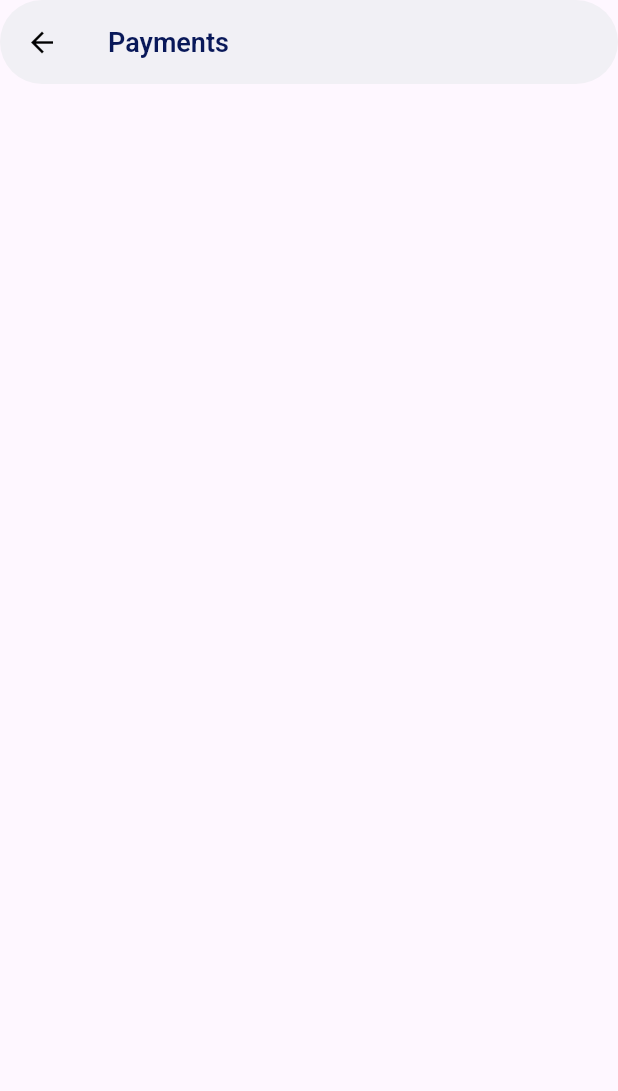
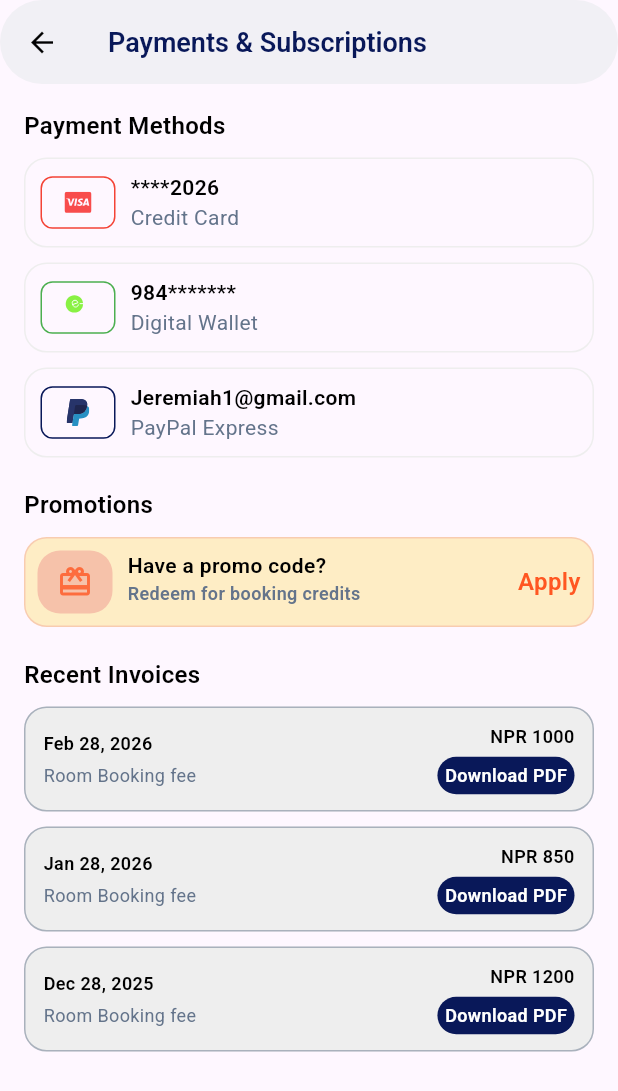
Before and after one commit to sadikshya0/stay_job, a Flutter app: the PaymentScreen screen opened directly, on a phone screen of 412 x 824 dp. Shown: the top 1091 px of the screen. Run offline on Flutter 3.47's test engine with Material 3 defaults, Android fonts, the phone set to English and light mode, and no system bars; our stand-ins replace carousel_slider, dotted_border, file_picker, flutter_spinkit, flutter_svg, get and 1 more; missing offline and left inert: flutter_launcher_icons.

Commit message:
payment_screen_completed

```diff
--- a/lib/utils/custom_text_styles.dart
+++ b/lib/utils/custom_text_styles.dart
@@ -24,7 +24,7 @@ class CustomTextStyles {
       color: color,
       fontFamily: "Roboto",
       fontSize: 12,
-      fontWeight: FontWeight.w300,
+      fontWeight: FontWeight.w600,
     );
   }
 
--- a/lib/utils/image_path.dart
+++ b/lib/utils/image_path.dart
@@ -13,6 +13,9 @@ class ImagePath {
   static const String profile = "$baseIconPath/profile.svg";
   static const String polygon = "$baseIconPath/polygon.svg";
   static const String instagram = "$baseIconPath/instagram.svg";
+  static const String esewa = "$baseIconPath/esewa.svg";
+  static const String paypal = "$baseIconPath/paypal.svg";
+  static const String visa = "$baseIconPath/visa.svg";
 
   static const String logo = "$baseImagePath/logo.png";
   static const String job = "$baseImagePath/job.png";
--- a/lib/view/dashboard/payment_screen.dart
+++ b/lib/view/dashboard/payment_screen.dart
@@ -2,6 +2,9 @@ import 'package:flutter/material.dart';
 import 'package:get/get.dart';
 import 'package:safe_job/utils/colors.dart';
 import 'package:safe_job/utils/custom_text_styles.dart';
+import 'package:safe_job/utils/image_path.dart';
+import 'package:safe_job/widgets/profile_widgets/payment_card.dart';
+import 'package:safe_job/widgets/profile_widgets/payment_history_card.dart';
 
 class PaymentScreen extends StatelessWidget {
   const PaymentScreen({super.key});
@@ -18,12 +21,139 @@ class PaymentScreen extends StatelessWidget {
           child: Icon(Icons.arrow_back, color: AppColors.textColor, size: 22),
         ),
         title: Text(
-          "Payments",
+          "Payments & Subscriptions",
           style: CustomTextStyles.f18W600(color: AppColors.primaryColor),
         ),
         elevation: 4,
         shape: RoundedRectangleBorder(borderRadius: BorderRadius.circular(30)),
       ),
+      body: SafeArea(
+        child: Padding(
+          padding: const EdgeInsets.all(16.0),
+          child: SingleChildScrollView(
+            child: Column(
+              crossAxisAlignment: CrossAxisAlignment.start,
+              children: [
+                Text(
+                  "Payment Methods",
+                  style: CustomTextStyles.f16W600(color: AppColors.textColor),
+                ),
+                SizedBox(height: 10),
+                PaymentCard(
+                  iconPath: ImagePath.visa,
+                  cardNumber: "****2026",
+                  cardType: "Credit Card",
+                  iconBorderColor: Colors.red,
+                ),
+                SizedBox(height: 10),
+                PaymentCard(
+                  iconPath: ImagePath.esewa,
+                  cardNumber: "984*******",
+                  cardType: "Digital Wallet",
+                  iconBorderColor: Colors.green,
+                ),
+                SizedBox(height: 10),
+                PaymentCard(
+                  iconPath: ImagePath.paypal,
+                  cardNumber: "Jeremiah1@gmail.com",
+                  cardType: "PayPal Express",
+                  iconBorderColor: AppColors.primaryColor,
+                ),
+                SizedBox(height: 20),
+                Text(
+                  "Promotions",
+                  style: CustomTextStyles.f16W600(color: AppColors.textColor),
+                ),
+                SizedBox(height: 10),
+                Container(
+                  height: 60,
+                  width: double.infinity,
+                  decoration: BoxDecoration(
+                    border: Border.all(
+                      color: AppColors.lOrange.withOpacity(0.3),
+                    ),
+                    color: Colors.amberAccent.withOpacity(0.3),
+                    borderRadius: BorderRadius.circular(15),
+                  ),
+                  child: Padding(
+                    padding: const EdgeInsets.all(8.0),
+                    child: Row(
+                      mainAxisAlignment: MainAxisAlignment.spaceBetween,
+                      children: [
+                        Row(
+                          children: [
+                            Container(
+                              height: 45,
+                              width: 50,
+                              decoration: BoxDecoration(
+                                color: AppColors.lOrange.withOpacity(0.4),
+                                borderRadius: BorderRadius.circular(15),
+                              ),
+                              child: Center(
+                                child: Icon(
+                                  Icons.card_giftcard_outlined,
+                                  color: AppColors.orange.withOpacity(0.8),
+                                ),
+                              ),
+                            ),
+                            SizedBox(width: 10),
+                            Column(
+                              crossAxisAlignment: CrossAxisAlignment.start,
+                              children: [
+                                Text(
+                                  "Have a promo code?",
+                                  style: CustomTextStyles.f14W600(
+                                    color: AppColors.textColor,
+                                  ),
+                                ),
+                                Text(
+                                  "Redeem for booking credits",
+                                  style: CustomTextStyles.f12W600(
+                                    color: AppColors.secondaryTextColor,
+                                  ),
+                                ),
+                              ],
+                            ),
+                          ],
+                        ),
+                        Text(
+                          "Apply",
+                          style: CustomTextStyles.f16W600(
+                            color: AppColors.orange,
+                          ),
+                        ),
+                      ],
+                    ),
+                  ),
+                ),
+                SizedBox(height: 20),
+                Text(
+                  "Recent Invoices",
+                  style: CustomTextStyles.f16W600(color: AppColors.textColor),
+                ),
+                SizedBox(height: 10),
+                PaymentHistoryCard(
+                  date: "Feb 28, 2026",
+                  title: "Room Booking fee",
+                  amount: "NPR 1000",
+                ),
+                SizedBox(height: 10),
+                PaymentHistoryCard(
+                  date: "Jan 28, 2026",
+                  title: "Room Booking fee",
+                  amount: "NPR 850",
+                ),
+                SizedBox(height: 10),
+                PaymentHistoryCard(
+                  date: "Dec 28, 2025",
+                  title: "Room Booking fee",
+                  amount: "NPR 1200",
+                ),
+              ],
+            ),
+          ),
+        ),
+      ),
     );
   }
 }
--- /dev/null
+++ b/lib/widgets/profile_widgets/payment_card.dart
@@ -0,0 +1,71 @@
+import 'package:flutter/material.dart';
+import 'package:flutter_svg/flutter_svg.dart';
+import 'package:safe_job/utils/colors.dart';
+import 'package:safe_job/utils/custom_text_styles.dart';
+
+class PaymentCard extends StatelessWidget {
+  final String iconPath;
+  final String cardNumber;
+  final String cardType;
+
+  final Color borderColor;
+  final Color iconBorderColor;
+
+  const PaymentCard({
+    super.key,
+    required this.iconPath,
+    required this.cardNumber,
+    required this.cardType,
+    this.borderColor = AppColors.lGrey,
+    required this.iconBorderColor,
+  });
+
+  @override
+  Widget build(BuildContext context) {
+    return Container(
+      height: 60,
+      width: double.infinity,
+      padding: const EdgeInsets.symmetric(horizontal: 10),
+      decoration: BoxDecoration(
+        border: Border.all(color: borderColor),
+        borderRadius: BorderRadius.circular(15),
+      ),
+      child: Row(
+        children: [
+          // ICON BOX
+          Container(
+            height: 35,
+            width: 50,
+            decoration: BoxDecoration(
+              border: Border.all(color: iconBorderColor),
+              borderRadius: BorderRadius.circular(8),
+            ),
+            child: Center(
+              child: SvgPicture.asset(iconPath, height: 18, width: 18),
+            ),
+          ),
+
+          const SizedBox(width: 10),
+
+          // DETAILS
+          Column(
+            mainAxisAlignment: MainAxisAlignment.center,
+            crossAxisAlignment: CrossAxisAlignment.start,
+            children: [
+              Text(
+                cardNumber,
+                style: CustomTextStyles.f14W600(color: AppColors.textColor),
+              ),
+              Text(
+                cardType,
+                style: CustomTextStyles.f14W400(
+                  color: AppColors.secondaryTextColor,
+                ),
+              ),
+            ],
+          ),
+        ],
+      ),
+    );
+  }
+}
--- /dev/null
+++ b/lib/widgets/profile_widgets/payment_history_card.dart
@@ -0,0 +1,113 @@
+import 'package:flutter/material.dart';
+import 'package:safe_job/utils/colors.dart';
+import 'package:safe_job/utils/custom_text_styles.dart';
+
+class PaymentHistoryCard extends StatelessWidget {
+  final String date;
+  final String title;
+  final String amount;
+
+  final VoidCallback? onDownloadTap;
+
+  final Color? backgroundColor;
+  final Color? borderColor;
+  final Color? buttonColor;
+
+  const PaymentHistoryCard({
+    super.key,
+    required this.date,
+    required this.title,
+    required this.amount,
+    this.onDownloadTap,
+    this.backgroundColor,
+    this.borderColor,
+    this.buttonColor,
+  });
+
+  @override
+  Widget build(BuildContext context) {
+    return Container(
+      height: 70,
+      width: double.infinity,
+
+      decoration: BoxDecoration(
+        color: backgroundColor ?? AppColors.lGrey,
+        border: Border.all(
+          color: borderColor ?? AppColors.secondaryTextColor.withOpacity(0.5),
+        ),
+        borderRadius: BorderRadius.circular(15),
+      ),
+
+      child: Padding(
+        padding: const EdgeInsets.symmetric(horizontal: 12, vertical: 10),
+
+        child: Row(
+          mainAxisAlignment: MainAxisAlignment.spaceBetween,
+
+          children: [
+            // LEFT SIDE
+            Column(
+              crossAxisAlignment: CrossAxisAlignment.start,
+              mainAxisAlignment: MainAxisAlignment.center,
+
+              children: [
+                Text(
+                  date,
+                  style: CustomTextStyles.f12W600(color: AppColors.textColor),
+                ),
+
+                const SizedBox(height: 4),
+
+                Text(
+                  title,
+                  style: CustomTextStyles.f12W400(
+                    color: AppColors.secondaryTextColor,
+                  ),
+                ),
+              ],
+            ),
+
+            // RIGHT SIDE
+            Column(
+              crossAxisAlignment: CrossAxisAlignment.end,
+              mainAxisAlignment: MainAxisAlignment.center,
+
+              children: [
+                Text(
+                  amount,
+                  style: CustomTextStyles.f12W600(color: AppColors.textColor),
+                ),
+
+                const SizedBox(height: 5),
+
+                InkWell(
+                  onTap: onDownloadTap,
+                  borderRadius: BorderRadius.circular(15),
+
+                  child: Container(
+                    padding: const EdgeInsets.symmetric(
+                      horizontal: 5,
+                      vertical: 4,
+                    ),
+
+                    decoration: BoxDecoration(
+                      color: buttonColor ?? AppColors.primaryColor,
+                      borderRadius: BorderRadius.circular(15),
+                    ),
+
+                    child: Text(
+                      "Download PDF",
+                      style: CustomTextStyles.f10W600(
+                        color: AppColors.whiteColor,
+                      ),
+                    ),
+                  ),
+                ),
+              ],
+            ),
+          ],
+        ),
+      ),
+    );
+  }
+}
```
Also changed, not shown: lib/view/dashboard/appointment_detail_screen.dart (added, +312 -0 lines), lib/widgets/profile_widgets/visit_card.dart (+9 -1 lines), assets/icon/esewa.svg (added), assets/icon/paypal.svg (added), assets/icon/visa.svg (added).
